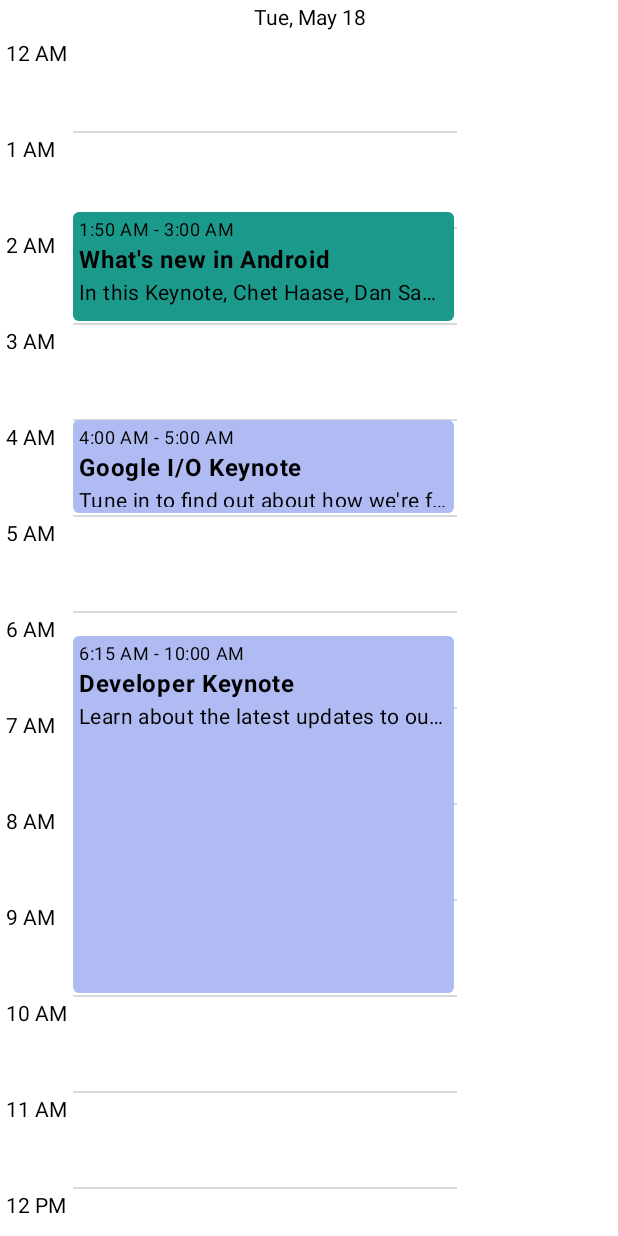
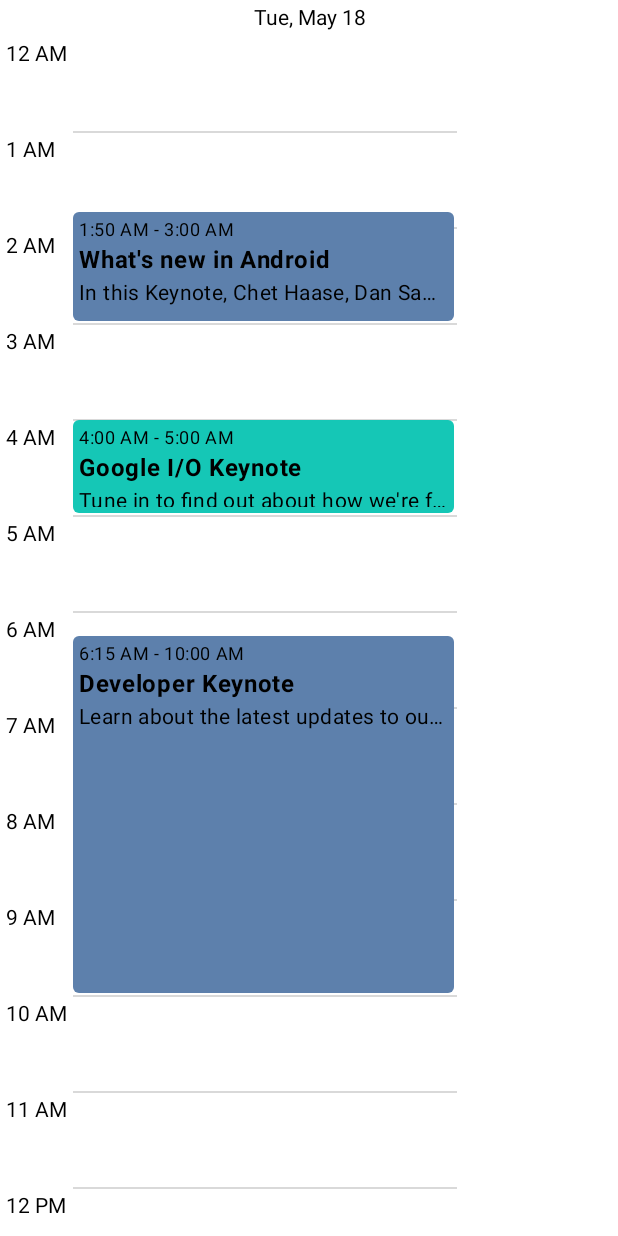
Before and after one commit to AnotherOneNewCoder/ClientApp, an Android app built with Jetpack Compose: the @Preview function SchedulePreview, on a phone screen of 412 x 824 dp. Run offline under Robolectric (Android 15) with nearby library versions, the phone set to English and light mode, and no system bars.

Commit message:
probably db updated

```diff
--- a/app/src/main/java/ru/zhogin/composeClientApp/compose/calendar/BasicCalendarEvent.kt
+++ b/app/src/main/java/ru/zhogin/composeClientApp/compose/calendar/BasicCalendarEvent.kt
@@ -11,27 +11,41 @@ import androidx.compose.material3.Text
 import androidx.compose.runtime.Composable
 import ru.zhogin.composeClientApp.dto.CalendarDayEvent
 import androidx.compose.ui.Modifier
+import androidx.compose.ui.graphics.Color
 import androidx.compose.ui.text.font.FontWeight
 import androidx.compose.ui.text.style.TextOverflow
 import androidx.compose.ui.unit.dp
+import ru.zhogin.composeClientApp.dto.ColorType
+import ru.zhogin.composeClientApp.ui.theme.MenColor
+import ru.zhogin.composeClientApp.ui.theme.WomenColor
 import java.time.format.DateTimeFormatter
 
 val calendarDayEventFormatter = DateTimeFormatter.ofPattern("h:mm a")
+
 @Composable
 fun BasicCalendarEvent(
     dayEvent: CalendarDayEvent,
     modifier: Modifier = Modifier,
 ) {
-    Column (
+    Column(
         modifier = modifier
             .fillMaxSize()
             .padding(end = 2.dp, bottom = 2.dp)
-            .background(dayEvent.color, shape = RoundedCornerShape(4.dp))
+            .background(
+                color = if (dayEvent.color == ColorType.GREEN) {
+                    WomenColor
+                } else {
+                    MenColor
+                }, shape = RoundedCornerShape(4.dp)
+            )
             .padding(4.dp)
     ) {
         Text(
-            text = "${dayEvent.start.format(calendarDayEventFormatter)} - ${dayEvent.end.format(
-                calendarDayEventFormatter)}",
+            text = "${dayEvent.start.format(calendarDayEventFormatter)} - ${
+                dayEvent.end.format(
+                    calendarDayEventFormatter
+                )
+            }",
             style = MaterialTheme.typography.caption
         )
 
@@ -39,12 +53,14 @@ fun BasicCalendarEvent(
             text = dayEvent.name,
             style = MaterialTheme.typography.body1,
             fontWeight = FontWeight.Bold,
-            )
+        )
         if (dayEvent.description != null) {
-            Text(text = dayEvent.description,
+            Text(
+                text = dayEvent.description,
                 style = MaterialTheme.typography.body2,
                 maxLines = 1,
-                overflow = TextOverflow.Ellipsis)
+                overflow = TextOverflow.Ellipsis
+            )
         }
     }
 
--- a/app/src/main/java/ru/zhogin/composeClientApp/compose/calendar/Schedule.kt
+++ b/app/src/main/java/ru/zhogin/composeClientApp/compose/calendar/Schedule.kt
@@ -21,6 +21,7 @@ fun Schedule(
     calendarDayEvents: List<CalendarDayEvent>,
     modifier: Modifier = Modifier,
     minDate: LocalDate? = calendarDayEvents.minByOrNull(CalendarDayEvent::start)?.start?.toLocalDate(),
+    //minDate: LocalDate? = calendarDayEvents.minByOrNull(CalendarDayEvent::start)?.LocalDate.parse(start?).toLocalDate(),
     maxDate: LocalDate? = calendarDayEvents.minByOrNull(CalendarDayEvent::end)?.end?.toLocalDate(),
     calendarDayEventContent: @Composable (calendarDayEvent: CalendarDayEvent) -> Unit = { BasicCalendarEvent(
         dayEvent = it
--- a/app/src/main/java/ru/zhogin/composeClientApp/compose/calendar/SchedulePreview.kt
+++ b/app/src/main/java/ru/zhogin/composeClientApp/compose/calendar/SchedulePreview.kt
@@ -4,6 +4,7 @@ import androidx.compose.runtime.Composable
 import androidx.compose.ui.graphics.Color
 import androidx.compose.ui.tooling.preview.Preview
 import ru.zhogin.composeClientApp.dto.CalendarDayEvent
+import ru.zhogin.composeClientApp.dto.ColorType
 import ru.zhogin.composeClientApp.ui.theme.ClientAppTheme
 import java.time.LocalDate
 import java.time.LocalDateTime
@@ -11,7 +12,7 @@ import java.time.LocalDateTime
 private val sampleCalendarEvents = listOf(
     CalendarDayEvent(
         name = "What's new in Android",
-        color = Color(0xFF1B998B),
+        color = ColorType.WHITE,
         start = LocalDateTime.parse("2021-05-18T01:50:00"),
         end = LocalDateTime.parse("2021-05-18T03:00:00"),
         id = 0L,
@@ -20,7 +21,7 @@ private val sampleCalendarEvents = listOf(
     ),
     CalendarDayEvent(
         name = "Google I/O Keynote",
-        color = Color(0xFFAFBBF2),
+        color = ColorType.GREEN,
         start = LocalDateTime.parse("2021-05-18T04:00:00"),
         end = LocalDateTime.parse("2021-05-18T05:00:00"),
         id = 1L,
@@ -29,7 +30,7 @@ private val sampleCalendarEvents = listOf(
     ),
     CalendarDayEvent(
         name = "Developer Keynote",
-        color = Color(0xFFAFBBF2),
+        color = ColorType.WHITE,
         start = LocalDateTime.parse("2021-05-18T06:15:00"),
         end = LocalDateTime.parse("2021-05-18T10:00:00"),
         id = 2L,
--- a/app/src/main/java/ru/zhogin/composeClientApp/dto/CalendarDay.kt
+++ b/app/src/main/java/ru/zhogin/composeClientApp/dto/CalendarDay.kt
@@ -1,10 +1,10 @@
 package ru.zhogin.composeClientApp.dto
 
-import java.time.LocalDate
+
 
 data class CalendarDay(
     val id: Long,
-    val date: LocalDate,
+    val date: String,
     val isWeekend: Boolean = false,
     val isWorkingDay: Boolean = false,
 
--- a/app/src/main/java/ru/zhogin/composeClientApp/dto/CalendarDayEvent.kt
+++ b/app/src/main/java/ru/zhogin/composeClientApp/dto/CalendarDayEvent.kt
@@ -8,8 +8,11 @@ data class CalendarDayEvent(
     val id: Long,
     val date: LocalDate,
     val name: String,
-    val color: Color,
+    val color: ColorType,
     val start: LocalDateTime,
     val end: LocalDateTime,
     val description: String? = null
 )
+enum class ColorType{
+    GREEN, WHITE
+}
--- a/app/src/main/java/ru/zhogin/composeClientApp/entity/CalendarDayEntity.kt
+++ b/app/src/main/java/ru/zhogin/composeClientApp/entity/CalendarDayEntity.kt
@@ -10,7 +10,7 @@ import java.time.LocalDate
 data class CalendarDayEntity(
     @PrimaryKey(autoGenerate = true)
     val id: Long,
-    val date: LocalDate,
+    val date: String,
     val isWeekend: Boolean = false,
     val isWorkingDay: Boolean = false,
 ) {
--- a/app/src/main/java/ru/zhogin/composeClientApp/ui/theme/Color.kt
+++ b/app/src/main/java/ru/zhogin/composeClientApp/ui/theme/Color.kt
@@ -18,3 +18,5 @@ val MyGreen = Color(0xFFE11580)
 val MyBlue = Color(0xFF221DEB)
 val MyWhite = Color(0x99FFFFFF)
 val MyRed = Color(0xFFF70000)
+val MenColor = Color(0xFF5D80AC)
+val WomenColor = Color(0xFF15C7B6)
```
Also changed, not shown: app/src/main/java/ru/zhogin/composeClientApp/compose/calendar/CalendarEventPreview.kt (+4 -3 lines), app/src/main/java/ru/zhogin/composeClientApp/compose/screens/CalendarScreen.kt (+5 -3 lines), app/src/main/java/ru/zhogin/composeClientApp/dao/CalendarDayDao.kt (+9 -6 lines), app/src/main/java/ru/zhogin/composeClientApp/dao/CalendarDayEventDao.kt (+9 -14 lines), app/src/main/java/ru/zhogin/composeClientApp/db/AppDb.kt (+9 -1 lines), app/src/main/java/ru/zhogin/composeClientApp/di/DBModule.kt (+13 -0 lines), app/src/main/java/ru/zhogin/composeClientApp/entity/CalendarDayEventEntity.kt (+16 -13 lines), app/src/main/java/ru/zhogin/composeClientApp/entity/ColorTypeEmbedded.kt (added, +13 -0 lines).
